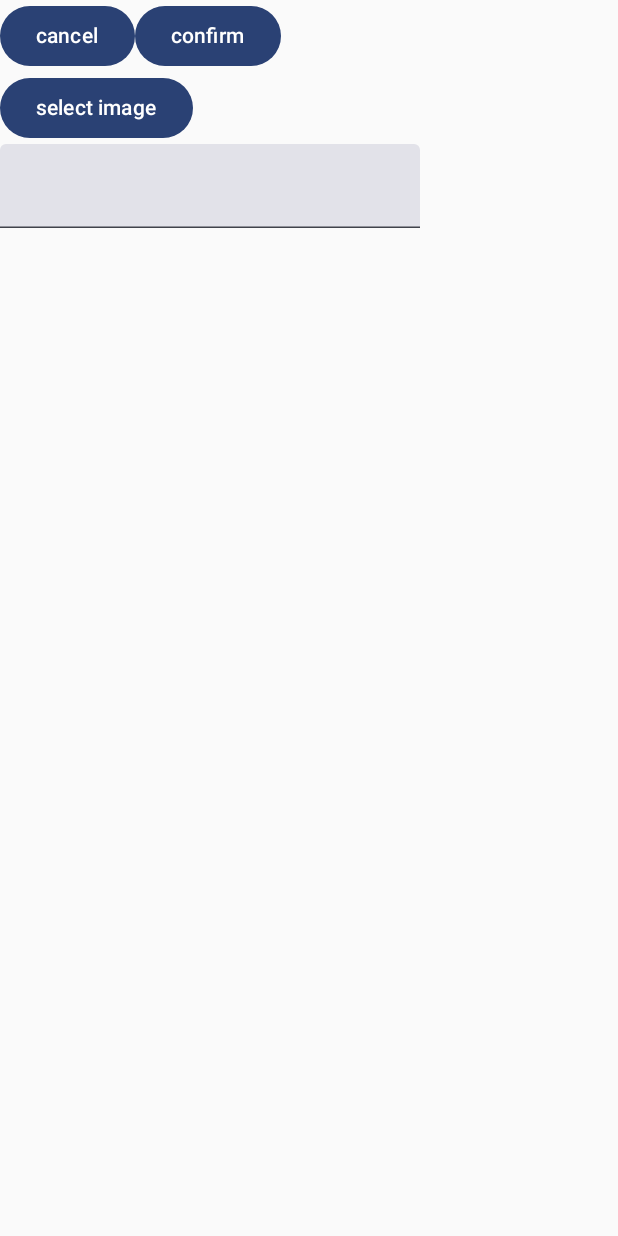
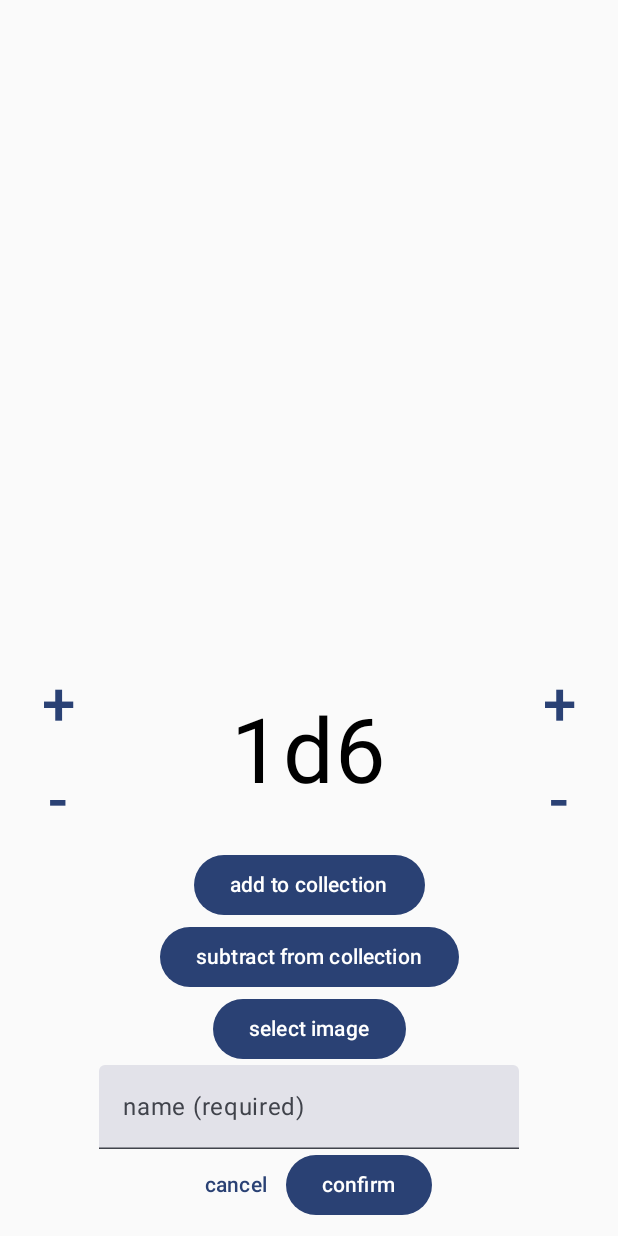
Before and after one commit to SharpJype/mobile_computing_homework, an Android app built with Jetpack Compose: the NewDiceSetView screen opened through its navigation route, on a phone screen of 412 x 824 dp. Run offline under Robolectric (Android 15) with nearby library versions, the phone set to English and light mode, and no system bars; pictures from the network do not load.

Commit message:
major update

```diff
--- a/app/src/main/java/com/example/homework_kotlin/MainActivity.kt
+++ b/app/src/main/java/com/example/homework_kotlin/MainActivity.kt
@@ -1,8 +1,11 @@
 package com.example.homework_kotlin
 
 
+import android.content.Context
+import android.graphics.BitmapFactory
 import android.net.Uri
 import android.os.Bundle
+import android.webkit.MimeTypeMap
 import androidx.activity.ComponentActivity
 import androidx.activity.compose.rememberLauncherForActivityResult
 import androidx.activity.compose.setContent
@@ -19,34 +22,34 @@ import androidx.compose.foundation.layout.Spacer
 import androidx.compose.foundation.layout.fillMaxWidth
 import androidx.compose.foundation.layout.padding
 import androidx.compose.foundation.layout.size
+import androidx.compose.foundation.layout.width
 import androidx.compose.foundation.lazy.LazyColumn
 import androidx.compose.foundation.lazy.items
 import androidx.compose.foundation.rememberScrollState
 import androidx.compose.foundation.verticalScroll
 import androidx.compose.material3.Button
-import androidx.compose.material3.ShapeDefaults
-import androidx.compose.material3.Shapes
 import androidx.compose.material3.Text
 import androidx.compose.material3.TextButton
 import androidx.compose.material3.TextField
 import androidx.compose.runtime.Composable
-import androidx.compose.runtime.DisposableEffect
+import androidx.compose.runtime.ProvidableCompositionLocal
 import androidx.compose.runtime.getValue
 import androidx.compose.runtime.mutableIntStateOf
 import androidx.compose.runtime.mutableStateListOf
+import androidx.compose.runtime.mutableStateMapOf
 import androidx.compose.runtime.mutableStateOf
 import androidx.compose.runtime.remember
-import androidx.compose.runtime.rememberUpdatedState
-import androidx.compose.runtime.saveable.rememberSaveable
 import androidx.compose.runtime.setValue
 import androidx.compose.runtime.snapshots.SnapshotStateList
 import androidx.compose.ui.Alignment
 import androidx.compose.ui.Modifier
-import androidx.compose.ui.draw.clip
 import androidx.compose.ui.graphics.Color
-import androidx.compose.ui.layout.layoutId
+import androidx.compose.ui.graphics.ImageBitmap
+import androidx.compose.ui.graphics.asImageBitmap
+import androidx.compose.ui.layout.ContentScale
 import androidx.compose.ui.platform.LocalContext
 import androidx.compose.ui.res.painterResource
+import androidx.compose.ui.text.font.FontStyle
 import androidx.compose.ui.unit.dp
 import androidx.compose.ui.unit.sp
 import androidx.navigation.compose.NavHost
@@ -58,14 +61,16 @@ import kotlinx.serialization.encodeToString
 import kotlinx.serialization.json.Json
 import java.io.File
 
-import androidx.lifecycle.Lifecycle
-import androidx.lifecycle.LifecycleEventObserver
-import androidx.lifecycle.compose.LocalLifecycleOwner
 import androidx.navigation.NavController
+import coil.compose.AsyncImagePainter
 import coil.compose.rememberAsyncImagePainter
+import coil.request.ImageRequest
+import java.io.FileOutputStream
+import java.io.IOException
+import java.io.InputStream
+import java.io.OutputStream
 
 import java.math.BigInteger
-import java.util.ArrayList
 import java.util.Random
 
 const val FULL_ALPHA: Int = 255 shl 24
@@ -79,11 +84,17 @@ class GeneratedByte (rng:Random) {
     val size = 30F+BigInteger(4, rng).toInt()
 }
 
+@Serializable
+data class DiceCollection(
+    var imagePath:String? = null,
+    val dice:HashMap<Int,Int> = java.util.HashMap(),
+)
 
 @Serializable
 data class AppInstallState(
     // keep statistics since app was first launched
     var timesLaunched:Int = 0,
+    val diceCollections:HashMap<String, DiceCollection> = HashMap()
 )
 fun saveInstallState(file:File, installState:AppInstallState) {
     val writeStream = file.outputStream()
@@ -101,31 +112,47 @@ fun loadInstallState(file:File):AppInstallState {
         val withUnknownKeys = Json {ignoreUnknownKeys=true}
         installState = withUnknownKeys.decodeFromString<AppInstallState>(buffer.decodeToString())
     }
+    installState.timesLaunched++
+    saveInstallState(file, installState)
     return installState
 }
 
 
-
-
+const val INSTALL_STATE_FILENAME = "installState"
 data class AppSessionState (
+    var seed: Long,
     val rng : Random,
     val list : SnapshotStateList<GeneratedByte>,
-    var installState: AppInstallState,
+    var filesDir: File? = null,
+    var installState: AppInstallState? = null,
 )
-
+val appState = AppSessionState(
+    0,
+    Random(),
+    mutableStateListOf(),
+)
 
 class MainActivity : ComponentActivity() {
     override fun onCreate(savedInstanceState: Bundle?) {
         super.onCreate(savedInstanceState)
         enableEdgeToEdge()
+        if (appState.installState==null) {
+            appState.seed = BigInteger(16, appState.rng).toLong()
+            appState.rng.setSeed(appState.seed)
+            appState.filesDir = this.filesDir//
+
+            val installFile = File(this.filesDir, INSTALL_STATE_FILENAME)
+            //installFile.delete()// RESET
+            appState.installState = loadInstallState(installFile)
+        }
         setContent {
             Homework_kotlinTheme {
-                NavigableViews(this.filesDir)
+                NavigableViews(appState)
             }
         }
     }
 }
-
+/*
 @Composable
 fun CustomEventListener(onEvent:(event:Lifecycle.Event) -> Unit) {
     val eventHandler = rememberUpdatedState(newValue = onEvent)
@@ -141,102 +168,243 @@ fun CustomEventListener(onEvent:(event:Lifecycle.Event) -> Unit) {
             lifecycle.removeObserver(observer)
         }
     }
-}
+}*/
 
 
-@Serializable
-data class DiceSet(
-    val i:Int,
-)
+@OptIn(ExperimentalLayoutApi::class)
+@Composable
+fun NewDiceSetView(navigationLambdas:NavigationLambdas) {
+    val context = LocalContext.current
 
-@Composable
-fun NewDiceSetView(appState:AppSessionState, navigationLambdas:NavigationLambdas) {
-    val result = remember { mutableStateOf<Uri?>(null) }
-    val launcher = rememberLauncherForActivityResult(
+    var amount by remember { mutableIntStateOf(1) }
+    var sides by remember { mutableIntStateOf(6) }
+    var dieString by remember { mutableStateOf("") }
+    val dice = remember {mutableStateMapOf<Int,Int>()}
+    fun updateDieString() {
+        dieString = amount.toString()+"d"+sides.toString()
+    }
+    updateDieString()
+
+    val image = remember {mutableStateOf<Uri?>(null) }
+    val imageLauncher = rememberLauncherForActivityResult(
         ActivityResultContracts.PickVisualMedia(),
         onResult = { uri ->
             uri?.let {
-                result.value = it
+                image.value = it
             }
         }
     )
 
-    Column {
-        Row {
-            Button(onClick = {navigationLambdas.back()}) {
-                Text("cancel")
+    Column(
+        horizontalAlignment = Alignment.CenterHorizontally,
+        modifier = Modifier.padding(10.dp)
+    ) {
+        FlowRow(
+            horizontalArrangement = Arrangement.SpaceAround,
+            modifier = Modifier.weight(1F)) {
+
+        }
+
+        Row(verticalAlignment=Alignment.CenterVertically) {
+
+            Column {
+                TextButton(onClick={
+                    amount++
+                    updateDieString()
+                }){
+                    Text("+", fontSize = 40.sp)
+                }
+                TextButton(onClick={
+                    if (amount>1) {
+                        amount--
+                        updateDieString()
+                    }
+                }
+                ){
+                    Text("-", fontSize = 40.sp)
+                }
             }
-            Button(onClick = {
-                navigationLambdas.back()
-            }) {
-                Text("confirm")
+            Spacer(modifier = Modifier.weight(1F))
+            Text(dieString, fontSize = 60.sp)
+            Spacer(modifier = Modifier.weight(1F))
+            Column {
+                TextButton(onClick={
+                    sides++
+                    updateDieString()
+                }){
+                    Text("+", fontSize = 40.sp)
+                }
+                TextButton(onClick={
+                    if (sides>2) {
+                        sides--
+                        updateDieString()
+                    }
+                }){
+                    Text("-", fontSize = 40.sp)
+                }
             }
         }
+        Button(onClick={
+            var newAmount = amount
+            if (dice.containsKey(sides)) {
+                newAmount += dice.getValue(sides)
+            }
+            dice[sides] = newAmount
+        }){
+            Text("add to collection")
+        }
+        Button(onClick={
+            if (dice.contains(sides)) {
+                var newAmount = dice.getValue(sides)
+                newAmount -= amount
+                if (newAmount<=0) {
+                    dice.remove(sides)
+                }
+                else {
+                    dice[sides] = newAmount
+                }
+            }
+        }){
+            Text("subtract from collection")
+        }
+
         Button(onClick = {
-            launcher.launch(
+            imageLauncher.launch(
                 PickVisualMediaRequest(mediaType = ActivityResultContracts.PickVisualMedia.ImageOnly)
             )}
         ) {
             Text("select image")
         }
-        result.value?.let {
-            Image(painter = rememberAsyncImagePainter(result.value),
+        image.value?.let {
+            val painter = rememberAsyncImagePainter(it)
+            Image(painter = painter,
                 null,
                 modifier = Modifier.size(150.dp, 150.dp)
                     .padding(16.dp)
             )
         }
 
-        var text by remember { mutableStateOf("") }
-        TextField(text, {text = it})
+        var name by remember { mutableStateOf("") }
+        TextField(name, {name=it}, label = {Text("name (required)")})
+
+        Row {
+            TextButton(onClick = {navigationLambdas.back()}) {
+                Text("cancel")
+            }
+            Button(onClick = {
+                if (name.isNotEmpty()) {
+                    val newCollection = DiceCollection()
+                    // copy image to app files
+                    image.value?.let {
+                        val copiedFile = File(appState.filesDir, name)
+                        fileFromContentUri(context, it, copiedFile)
+                        newCollection.imagePath = copiedFile.path
+                    }
+                    dice.forEach { (k, v) -> newCollection.dice[k] = v }
+                    appState.installState!!.diceCollections[name] = newCollection
+                    saveInstallState(File(appState.filesDir, INSTALL_STATE_FILENAME), appState.installState!!)
+                    navigationLambdas.back()
+                }
+            }) {
+                Text("confirm")
+            }
+        }
+    }
+}
+
+
+
+
+
+////// original from -> https://medium.com/@bdulahad/file-from-uri-content-scheme-ac51c10c8331
+private fun fileFromContentUri(context: Context, contentUri: Uri, file:File) {
+    file.createNewFile()
+    try {
+        val outputStream = FileOutputStream(file)
+        val inputStream = context.contentResolver.openInputStream(contentUri)
+        inputStream?.let {
+            copy(inputStream, outputStream)
+        }
+        outputStream.flush()
+    } catch (e: Exception) {
+        e.printStackTrace()
+    }
+}
+@Throws(IOException::class)
+private fun copy(source: InputStream, target: OutputStream) {
+    val buf = ByteArray(8192)
+    var length: Int
+    while (source.read(buf).also { length = it } > 0) {
+        target.write(buf, 0, length)
+    }
+}
+///////
+
+
+@Composable
+fun DiceCollectionCard(name:String, collection: DiceCollection) {
+    Column(modifier = Modifier.padding(10.dp).fillMaxWidth()) {
+        //if (!collection.imagePath.isNullOrBlank()) {
+        collection.imagePath?.let{
+            Image(
+                BitmapFactory.decodeFile(collection.imagePath).asImageBitmap(),
+                null,
+                modifier = Modifier.fillMaxWidth(),
+                contentScale = ContentScale.FillWidth
+            )
+        }
+        Text(name)
+            //Text(collection.imagePath!!)
+        //}
     }
 }
 
 
 @OptIn(ExperimentalLayoutApi::class)
 @Composable
-fun PrimaryView(appState:AppSessionState, navigationLambdas:NavigationLambdas) {
+fun PrimaryView(navigationLambdas:NavigationLambdas) {
     Column(verticalArrangement = Arrangement.Top,
         horizontalAlignment = Alignment.CenterHorizontally,
         modifier = Modifier
             .fillMaxWidth()
+            .padding(10.dp)
     ) {
         FlowRow(
             modifier = Modifier
                 .weight(1F)
-                .verticalScroll(rememberScrollState(0))
+                .verticalScroll(rememberScrollState(0)),
+            horizontalArrangement = Arrangement.SpaceEvenly
         ) {
-            for (i in 1..100) {
-                Text(i.toString(), Modifier.padding(10.dp), fontSize = 40.sp)
+            appState.installState?.diceCollections?.forEach {
+                DiceCollectionCard(it.key,it.value)
             }
         }
 
         Button(
             onClick = {navigationLambdas.newDiceSet()},
             modifier = Modifier
-                .padding(horizontal = 10.dp, vertical = 5.dp)
+                .padding(vertical = 5.dp)
                 .fillMaxWidth()
         ) {
-            Text("new set of dice")
+            Text("new collection")
         }
         Row {
-            Spacer(modifier = Modifier.size(10.dp))
             Button(
                 onClick = {navigationLambdas.byteGen()},
                 modifier = Modifier
                     .weight(1F)
+                    .padding(end=5.dp)
             ) {
                 Text("byte generator")
             }
-            Spacer(modifier = Modifier.size(10.dp))
             Button(
                 onClick = {navigationLambdas.statistics()},
                 modifier = Modifier
                     .weight(1F)
+                    .padding(start=5.dp)
             ) {
                 Text("statistics")
             }
-            Spacer(modifier = Modifier.size(10.dp))
         }
         Spacer(modifier = Modifier.size(20.dp))
     }
@@ -245,7 +413,7 @@ fun PrimaryView(appState:AppSessionState, navigationLambdas:NavigationLambdas) {
 
 
 @Composable
-fun ByteGenView(appState:AppSessionState, navigationLambdas:NavigationLambdas) {
+fun ByteGenView(navigationLambdas:NavigationLambdas) {
     Column (verticalArrangement = Arrangement.Top,
             horizontalAlignment = Alignment.CenterHorizontally,
             modifier = Modifier.fillMaxWidth()) {
@@ -302,8 +470,9 @@ fun ByteGenView(appState:AppSessionState, navigationLambdas:NavigationLambdas) {
 }
 
 
+@OptIn(ExperimentalStdlibApi::class)
 @Composable
-fun StatisticsView(appState:AppSessionState, navigationLambdas:NavigationLambdas) {
+fun StatisticsView(navigationLambdas:NavigationLambdas) {
     Column (verticalArrangement = Arrangement.SpaceBetween,
         horizontalAlignment = Alignment.CenterHorizontally,
         modifier = Modifier.fillMaxWidth()) {
@@ -313,7 +482,8 @@ fun StatisticsView(appState:AppSessionState, navigationLambdas:NavigationLambdas
         ) {
             Text("back")
         }
-        Text("Times launched: "+appState.installState.timesLaunched.toString())
+        Text("Times launched: "+appState.installState?.timesLaunched.toString())
+        Text("ByteGen seed: "+appState.seed.toString())
     }
 }
 
@@ -328,26 +498,11 @@ class NavigationLambdas(navController:NavController) {
 }
 
 @Composable
-fun NavigableViews(appFileDir:File) {
+fun NavigableViews(appState:AppSessionState) {
     val navController = rememberNavController()
-    val installFile = File(appFileDir, "installState")
-
-    val appState = AppSessionState(
-        remember {Random()},
-        remember {mutableStateListOf()},
-        remember {loadInstallState(installFile)},
-        //remember {Socket()}
-    )
     val navigationLambdas = NavigationLambdas(navController)
 
-    // detect first launch
-    val launchIndex = rememberSaveable {appState.installState.timesLaunched}
-    if (launchIndex==appState.installState.timesLaunched) {// happens only once per app launch
-        appState.installState.timesLaunched++
-        saveInstallState(installFile, appState.installState)
-    }
-
-    CustomEventListener {
+    /*CustomEventListener {
         /*if (it == Lifecycle.Event.ON_START) {
             //appState.installState.timesLaunched++
             saveInstallState(installFile, appState.installState)
@@ -356,20 +511,20 @@ fun NavigableViews(appFileDir:File) {
             saveInstallState(installFile, appState.installState)
             appState.saveInstallState = false
         }*/
-    }
+    }*/
     NavHost(navController, startDestination = "primary") {
 
         composable("primary") {
-            PrimaryView(appState = appState, navigationLambdas = navigationLambdas)
+            PrimaryView(navigationLambdas = navigationLambdas)
         }
         composable("newDiceSet") {
-            NewDiceSetView(appState = appState, navigationLambdas = navigationLambdas)
+            NewDiceSetView(navigationLambdas = navigationLambdas)
         }
         composable("byteGen") {
-            ByteGenView(appState = appState, navigationLambdas = navigationLambdas)
+            ByteGenView(navigationLambdas = navigationLambdas)
         }
         composable("statistics") {
-            StatisticsView(appState = appState, navigationLambdas = navigationLambdas)
+            StatisticsView(navigationLambdas = navigationLambdas)
         }
     }
 }
```
